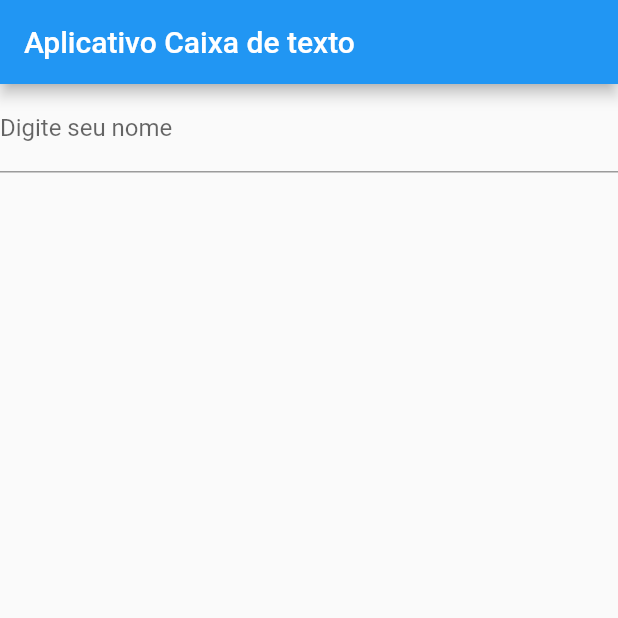
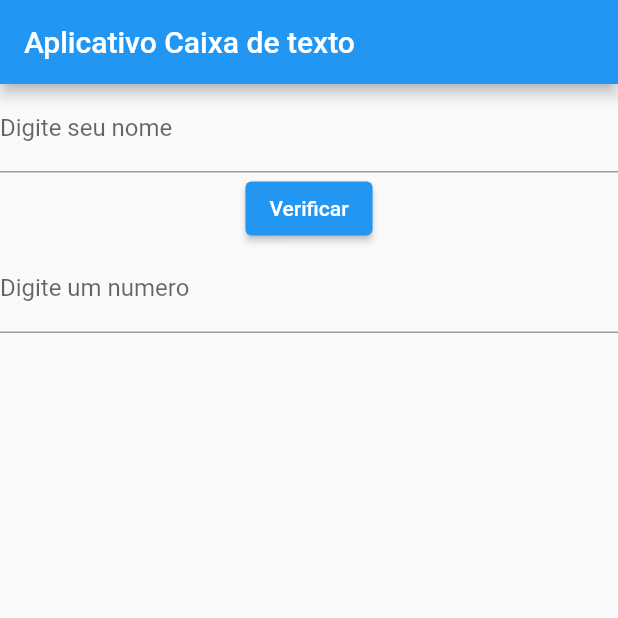
Before and after one commit to danielvieira95/DESM-2, a Flutter app: the screen it shows after launch, on a phone screen of 412 x 824 dp, the top half of it. Run offline on Flutter 3.47's test engine with Material 2 defaults, Android fonts, the phone set to English and light mode, and no system bars.

```diff
--- a/Apps-TA/app_caixatexto_rev/lib/main.dart
+++ b/Apps-TA/app_caixatexto_rev/lib/main.dart
@@ -16,13 +16,14 @@ class Telaprincipal extends StatelessWidget {
 }
 
 class Campotexto extends StatefulWidget {
-  const Campotexto({super.key});
-
+ Campotexto({super.key});
   @override
   State<Campotexto> createState() => CampotextoState();
 }
 
 class CampotextoState extends State<Campotexto> {
+  // variavel do tipo TextEditing controler para armazenar o que é digitado no campo texto
+TextEditingController ctexto = TextEditingController();
   @override
   Widget build(BuildContext context) {
     return Scaffold(
@@ -39,9 +40,18 @@ class CampotextoState extends State<Campotexto> {
        /* onChanged: (String texto){
          print(texto);
         },*/
-        onSubmitted: (String texto){
+        /*onSubmitted: (String texto){
           print(texto);
         },
+        */
+        controller: ctexto,
+        ),
+        ElevatedButton(onPressed: (){
+           print(ctexto.text);
+        }, child: Text("Verificar")),
+        TextField(
+        keyboardType: TextInputType.url,
+        decoration: InputDecoration(labelText: "Digite um numero"),
         ),
        ],
       ),
```
